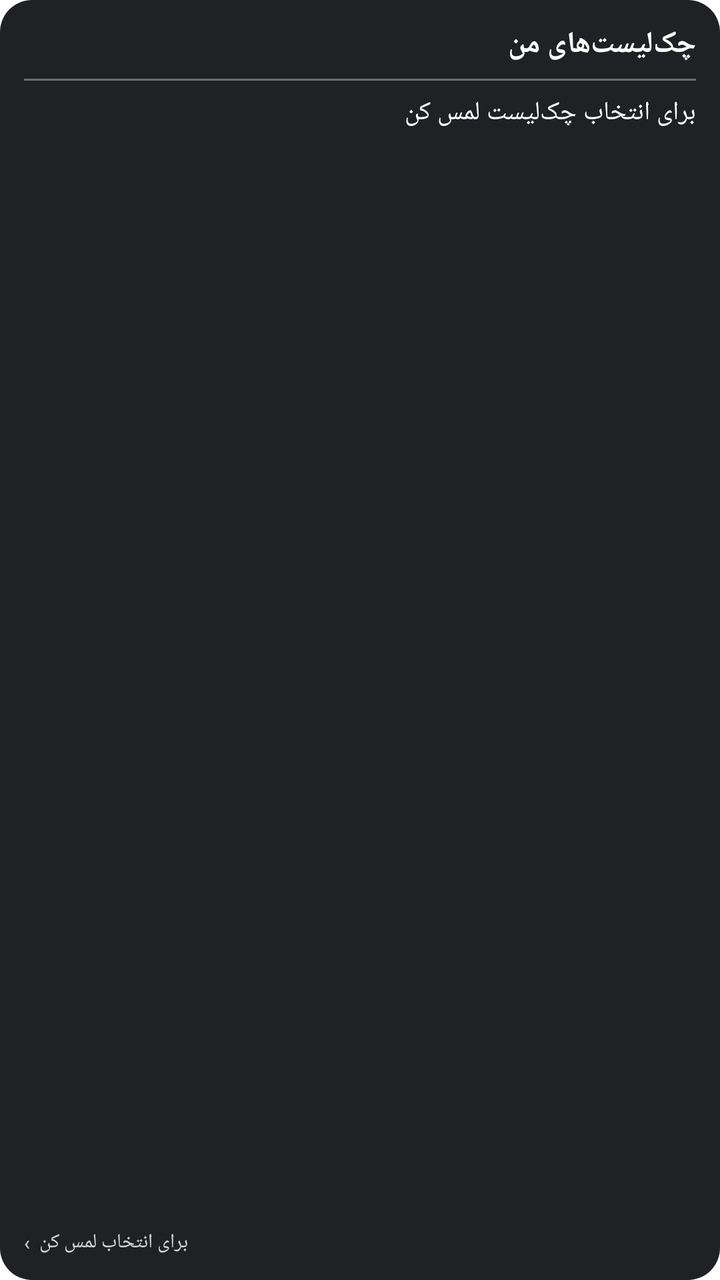
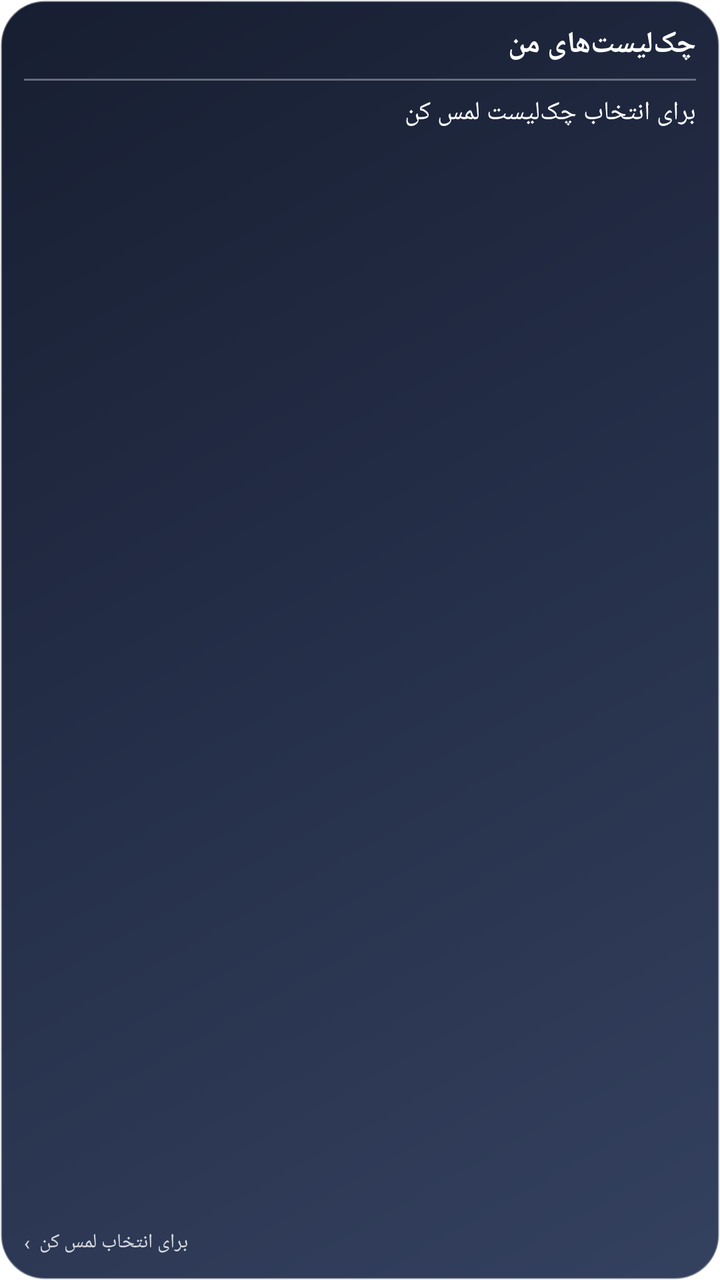

Two renders of the same Android screen: before a commit and after it. Below are the layout's source before the change and the commit's diff.
<!-- AndroidManifest.xml: fallback theme Theme.MaterialComponents.DayNight.NoActionBar -->
<!-- res/layout/checklist_home_widget.xml -->
<?xml version="1.0" encoding="utf-8"?>
<LinearLayout xmlns:android="http://schemas.android.com/apk/res/android"
    android:id="@+id/widget_root"
    android:layout_width="match_parent"
    android:layout_height="match_parent"
    android:orientation="vertical"
    android:padding="12dp"
    android:background="@drawable/checklist_widget_bg">

    <TextView
        android:id="@+id/widget_title"
        android:layout_width="match_parent"
        android:layout_height="wrap_content"
        android:text="چک‌لیست‌های من"
        android:textColor="#FFFFFFFF"
        android:textSize="15sp"
        android:textStyle="bold"
        android:maxLines="1"
        android:ellipsize="end" />

    <TextView
        android:id="@+id/widget_title_serif"
        android:layout_width="match_parent"
        android:layout_height="wrap_content"
        android:text="چک‌لیست‌های من"
        android:textColor="#FFFFFFFF"
        android:textSize="15sp"
        android:textStyle="bold"
        android:fontFamily="serif"
        android:maxLines="1"
        android:ellipsize="end"
        android:visibility="gone" />

    <TextView
        android:id="@+id/widget_title_mono"
        android:layout_width="match_parent"
        android:layout_height="wrap_content"
        android:text="چک‌لیست‌های من"
        android:textColor="#FFFFFFFF"
        android:textSize="15sp"
        android:textStyle="bold"
        android:fontFamily="monospace"
        android:maxLines="1"
        android:ellipsize="end"
        android:visibility="gone" />

    <TextView
        android:id="@+id/widget_divider"
        android:layout_width="match_parent"
        android:layout_height="1dp"
        android:layout_marginTop="7dp"
        android:layout_marginBottom="7dp"
        android:background="#55FFFFFF"
        android:text="" />

    <TextView
        android:id="@+id/widget_content_sans"
        android:layout_width="match_parent"
        android:layout_height="0dp"
        android:layout_weight="1"
        android:text="برای انتخاب چک‌لیست لمس کن"
        android:textColor="#FFFFFFFF"
        android:textSize="13sp"
        android:fontFamily="sans"
        android:gravity="top" />

    <TextView
        android:id="@+id/widget_content_serif"
        android:layout_width="match_parent"
        android:layout_height="0dp"
        android:layout_weight="1"
        android:text="برای انتخاب چک‌لیست لمس کن"
        android:textColor="#FFFFFFFF"
        android:textSize="13sp"
        android:fontFamily="serif"
        android:gravity="top"
        android:visibility="gone" />

    <TextView
        android:id="@+id/widget_content_mono"
        android:layout_width="match_parent"
        android:layout_height="0dp"
        android:layout_weight="1"
        android:text="برای انتخاب چک‌لیست لمس کن"
        android:textColor="#FFFFFFFF"
        android:textSize="13sp"
        android:fontFamily="monospace"
        android:gravity="top"
        android:visibility="gone" />

    <TextView
        android:id="@+id/widget_footer"
        android:layout_width="match_parent"
        android:layout_height="wrap_content"
        android:gravity="end"
        android:text="برای انتخاب لمس کن  ›"
        android:textColor="#CCFFFFFF"
        android:textSize="10sp" />

    <TextView
        android:id="@+id/widget_footer_serif"
        android:layout_width="match_parent"
        android:layout_height="wrap_content"
        android:gravity="end"
        android:text="برای انتخاب لمس کن  ›"
        android:textColor="#CCFFFFFF"
        android:textSize="10sp"
        android:fontFamily="serif"
        android:visibility="gone" />

    <TextView
        android:id="@+id/widget_footer_mono"
        android:layout_width="match_parent"
        android:layout_height="wrap_content"
        android:gravity="end"
        android:text="برای انتخاب لمس کن  ›"
        android:textColor="#CCFFFFFF"
        android:textSize="10sp"
        android:fontFamily="monospace"
        android:visibility="gone" />
</LinearLayout>
<!-- resources referenced by this layout -->
<resources>
  <!-- drawable checklist_widget_bg (drawable) -->
  <?xml version="1.0" encoding="utf-8"?>
  <shape xmlns:android="http://schemas.android.com/apk/res/android" android:shape="rectangle">
      <corners android:radius="16dp" />
      <solid android:color="#FF202124" />
  </shape>
</resources>

<!-- the commit's change to res/layout/checklist_home_widget.xml (unified diff, before → after) -->
@@ -5,7 +5,8 @@
     android:layout_height="match_parent"
     android:orientation="vertical"
     android:padding="12dp"
-    android:background="@drawable/checklist_widget_bg">
+    android:background="@drawable/checklist_widget_bg"
+    android:backgroundTintMode="multiply">
 
     <TextView
         android:id="@+id/widget_title"
@@ -42,6 +43,30 @@
         android:fontFamily="monospace"
         android:maxLines="1"
         android:ellipsize="end"
+        android:visibility="gone" />
+
+    <TextView
+        android:id="@+id/widget_title_condensed"
+        android:layout_width="match_parent"
+        android:layout_height="wrap_content"
+        android:textColor="#FFFFFFFF"
+        android:textSize="15sp"
+        android:fontFamily="sans-serif-condensed"
+        android:gravity="start"
+        android:textStyle="bold"
+        android:maxLines="1" android:ellipsize="end"
+        android:visibility="gone" />
+
+    <TextView
+        android:id="@+id/widget_title_casual"
+        android:layout_width="match_parent"
+        android:layout_height="wrap_content"
+        android:textColor="#FFFFFFFF"
+        android:textSize="15sp"
+        android:fontFamily="casual"
+        android:gravity="start"
+        android:textStyle="bold"
+        android:maxLines="1" android:ellipsize="end"
         android:visibility="gone" />
 
     <TextView
@@ -89,6 +114,30 @@
         android:visibility="gone" />
 
     <TextView
+        android:id="@+id/widget_content_condensed"
+        android:layout_width="match_parent"
+        android:layout_height="0dp"
+        android:textColor="#FFFFFFFF"
+        android:textSize="13sp"
+        android:fontFamily="sans-serif-condensed"
+        android:gravity="top"
+        
+        android:layout_weight="1"
+        android:visibility="gone" />
+
+    <TextView
+        android:id="@+id/widget_content_casual"
+        android:layout_width="match_parent"
+        android:layout_height="0dp"
+        android:textColor="#FFFFFFFF"
+        android:textSize="13sp"
+        android:fontFamily="casual"
+        android:gravity="top"
+        
+        android:layout_weight="1"
+        android:visibility="gone" />
+
+    <TextView
         android:id="@+id/widget_footer"
         android:layout_width="match_parent"
         android:layout_height="wrap_content"
@@ -118,4 +167,27 @@
         android:textSize="10sp"
         android:fontFamily="monospace"
         android:visibility="gone" />
+    <TextView
+        android:id="@+id/widget_footer_condensed"
+        android:layout_width="match_parent"
+        android:layout_height="wrap_content"
+        android:textColor="#FFFFFFFF"
+        android:textSize="10sp"
+        android:fontFamily="sans-serif-condensed"
+        android:gravity="end"
+        
+        
+        android:visibility="gone" />
+
+    <TextView
+        android:id="@+id/widget_footer_casual"
+        android:layout_width="match_parent"
+        android:layout_height="wrap_content"
+        android:textColor="#FFFFFFFF"
+        android:textSize="10sp"
+        android:fontFamily="casual"
+        android:gravity="end"
+        
+        
+        android:visibility="gone" />
 </LinearLayout>
<!-- resource entries referenced after the edit -->
@@ -2,9 +2,21 @@
 <resources>
   <!-- drawable checklist_widget_bg (drawable) -->
   <?xml version="1.0" encoding="utf-8"?>
-  <shape xmlns:android="http://schemas.android.com/apk/res/android" android:shape="rectangle">
-      <corners android:radius="16dp" />
-      <solid android:color="#FF202124" />
-  </shape>
+  <layer-list xmlns:android="http://schemas.android.com/apk/res/android">
+      <item>
+          <shape android:shape="rectangle">
+              <corners android:radius="22dp" />
+              <gradient
+                  android:angle="135"
+                  android:startColor="#FF34415F"
+                  android:centerColor="#FF252F49"
+                  android:endColor="#FF171E31"
+                  android:type="linear" />
+              <stroke
+                  android:width="1dp"
+                  android:color="#66FFFFFF" />
+          </shape>
+      </item>
+  </layer-list>
 </resources>
 
